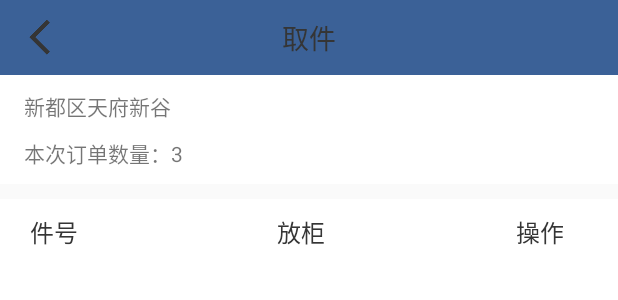
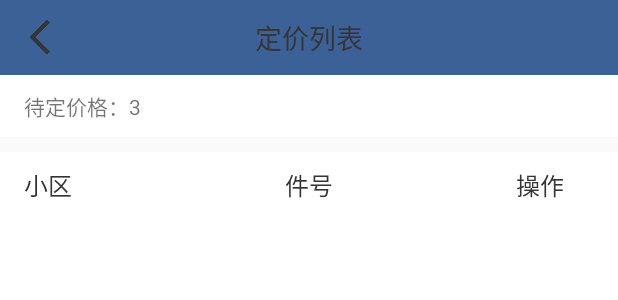
Before and after one commit to Cmahjong/cloths, an Android app: the layout activity_price.xml on its own in the app's theme, with its tools: preview values and no code run, on a phone screen of 412 x 824 dp. Shown: the top 300 px of the screen. Run offline under Robolectric (Android 15) with nearby library versions, the phone set to English and light mode, and no system bars.

```diff
--- a/app/src/main/AndroidManifest.xml
+++ b/app/src/main/AndroidManifest.xml
@@ -32,6 +32,7 @@
         <activity android:name=".PutRecodeActivity"/>
         <activity android:name=".TakeActivity"/>
         <activity android:name=".PutActivity"/>
+        <activity android:name=".PriceActivity"/>
     </application>
 
 </manifest>
--- a/app/src/main/java/com/yj/clothsdemo/MainActivity.kt
+++ b/app/src/main/java/com/yj/clothsdemo/MainActivity.kt
@@ -40,17 +40,15 @@ class MainActivity : AppCompatActivity() {
                 })
                 .start()
         ll_take.onClick {
-            ToastUtils.show(this,"取件")
             val intent = Intent(this@MainActivity, CaptureActivity::class.java)
             startActivityForResult(intent, 1001)
         }
         ll_put.onClick {
-            ToastUtils.show(this,"放件")
             val intent = Intent(this@MainActivity, CaptureActivity::class.java)
             startActivityForResult(intent, 1002)
         }
         ll_price.onClick {
-            ToastUtils.show(this,"价格")
+            PriceActivity.start(this)
         }
         ll_user.onClick {
             UserInfoActivity.start(this)
--- a/app/src/main/res/layout/activity_put.xml
+++ b/app/src/main/res/layout/activity_price.xml
@@ -29,7 +29,7 @@
             android:layout_height="wrap_content"
             android:layout_centerInParent="true"
             android:gravity="center"
-            android:text="取件"
+            android:text="定价列表"
             android:textColor="#353535"
             android:textSize="18sp"/>
     </RelativeLayout>
@@ -47,19 +47,12 @@
             android:paddingStart="16dp">
 
             <TextView
-                android:id="@+id/tv_address"
-                android:layout_width="match_parent"
-                android:layout_height="wrap_content"
-                android:layout_marginTop="10dp"
-                android:text="新都区天府新谷"/>
-
-            <TextView
                 android:id="@+id/tv_order_num"
                 android:layout_width="match_parent"
                 android:layout_height="wrap_content"
                 android:layout_marginTop="10dp"
                 android:paddingBottom="10dp"
-                android:text="本次订单数量：3"/>
+                android:text="待定价格：3"/>
         </LinearLayout>
 
 
@@ -77,8 +70,8 @@
                 android:layout_weight="1"
                 android:background="?attr/selectableItemBackground"
                 android:gravity="center_vertical"
-                android:paddingStart="20dp"
-                android:text="件号"
+                android:paddingStart="16dp"
+                android:text="小区"
                 android:textColor="#353535"
                 android:textSize="16sp"/>
 
@@ -88,8 +81,7 @@
                 android:layout_weight="1"
                 android:background="?attr/selectableItemBackground"
                 android:gravity="center"
-                android:text="放柜"
-                android:layout_marginEnd="10dp"
+                android:text="件号"
                 android:textColor="#353535"
                 android:textSize="16sp"/>
 
```
Also changed, not shown: app/src/main/java/com/yj/clothsdemo/PriceActivity.kt (added, +61 -0 lines), app/src/main/java/com/yj/clothsdemo/adapter/PriceAdapter.kt (added, +23 -0 lines), app/src/main/res/layout/item_price.xml (added, +55 -0 lines).
